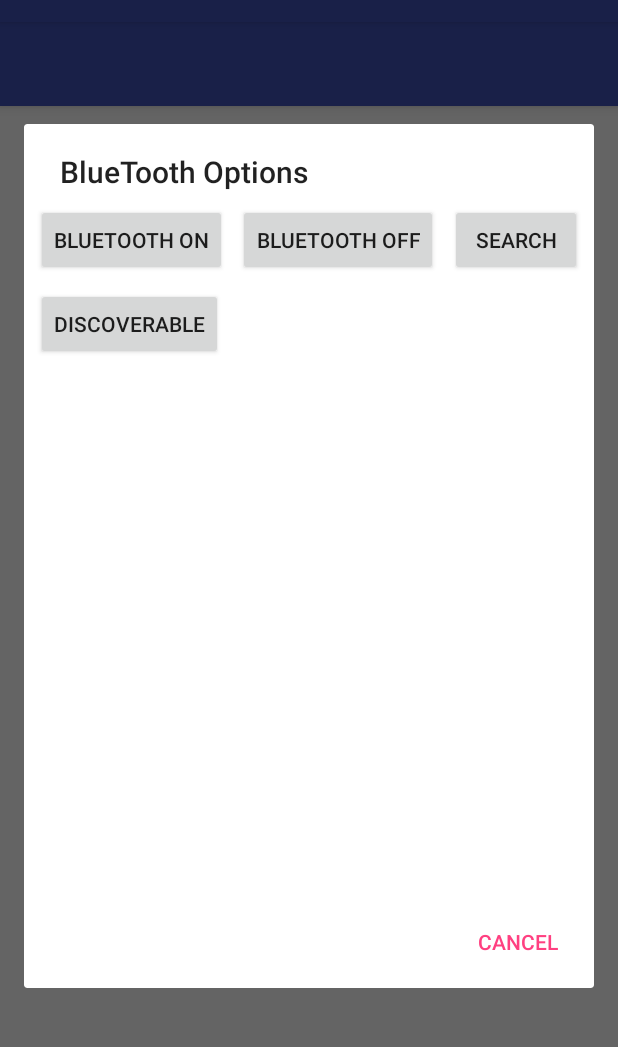
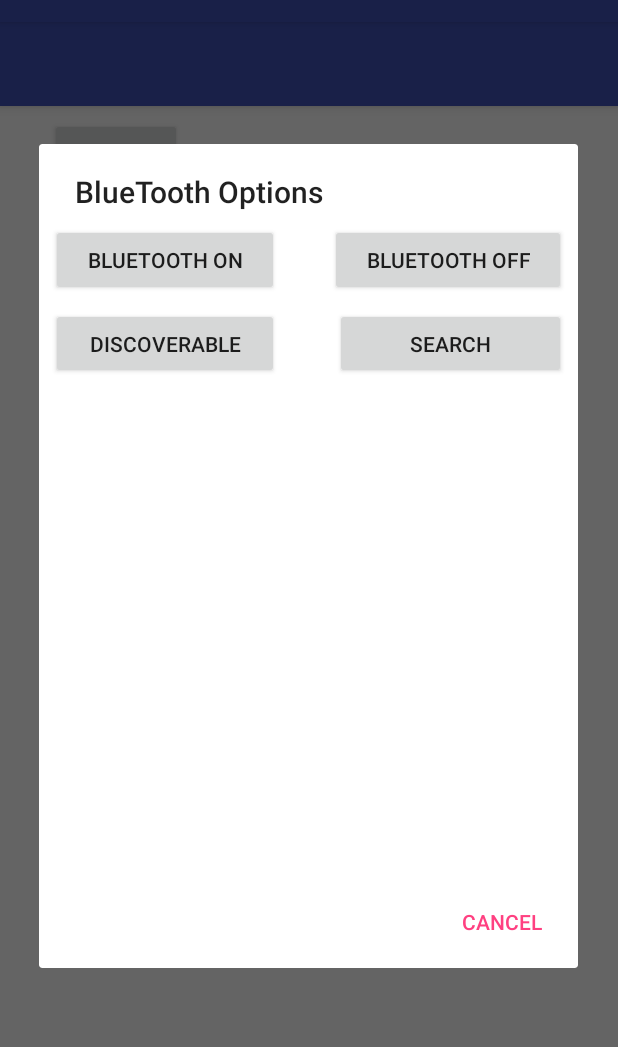
Before and after one commit to DyingToFall/HelpMeUpX, an Android app: the screen it shows after launch (MainActivity), in the options menu, after a tap on "BlueTooth", on a phone screen of 412 x 824 dp, the part 62-1109 px from its top. Run offline under Robolectric (Android 15) with nearby library versions, the phone set to English and light mode, and no system bars.

Commit message:
Hope this works

```diff
--- a/app/src/main/java/com/dyingtofall/helpmeupx/BluetoothRfCommFrag.java
+++ b/app/src/main/java/com/dyingtofall/helpmeupx/BluetoothRfCommFrag.java
@@ -67,7 +67,7 @@ public class BluetoothRfCommFrag extends DialogFragment
 
                     ConnectedThread connectedThread = new ConnectedThread((BluetoothSocket)msg.obj);
                     Toast.makeText(getActivity(),"Connect",Toast.LENGTH_LONG).show();
-
+                    connectedThread.start();
                     String s= "Succesfully connected";
                     connectedThread.write(s.getBytes());
                     Log.i(tag, "connected");
--- a/app/src/main/java/com/dyingtofall/helpmeupx/ConnectThread.java
+++ b/app/src/main/java/com/dyingtofall/helpmeupx/ConnectThread.java
@@ -6,23 +6,33 @@ import android.bluetooth.BluetoothSocket;
 import android.os.Handler; //added due to obtain message not being under single use java.util
 
 import java.io.IOException;
+import java.util.UUID;
 
 import static com.dyingtofall.helpmeupx.BluetoothRfCommFrag.MY_UUID;
 import static com.dyingtofall.helpmeupx.BluetoothRfCommFrag.SUCCESS_CONNECT;
 
 public class ConnectThread extends Thread
 {
+    UUID MY_UUID = UUID.fromString("00001101-0000-1000-8000-00805F9B34FB");
     private final BluetoothSocket mmSocket;
     private final BluetoothDevice mmDevice;
     BluetoothAdapter btAdapter;
     Handler mHandler;
+    ConnectThread connectThread;
+    BluetoothRfCommFrag bluetoothRfCommFrag;
 
 
-    public ConnectThread(BluetoothDevice device) {
+    public ConnectThread(BluetoothDevice device, BluetoothAdapter iBluetoothAdapter, Handler iHandler,UUID uuid, BluetoothRfCommFrag iBluetoothRfCommFrag)
+    {
+        btAdapter = iBluetoothAdapter;
+        mHandler = iHandler;
+        bluetoothRfCommFrag = iBluetoothRfCommFrag;
+
+
         BluetoothSocket tmp = null;
         mmDevice = device;
         try {
-            tmp = device.createRfcommSocketToServiceRecord(MY_UUID);
+            tmp = device.createRfcommSocketToServiceRecord(uuid);
         } catch (IOException e) { }
         mmSocket = tmp;
     }
@@ -49,6 +59,8 @@ public class ConnectThread extends Thread
 
 
 
+
+
     public void cancel() {
         try {
             mmSocket.close();
--- a/app/src/main/res/layout/rfcomm_main.xml
+++ b/app/src/main/res/layout/rfcomm_main.xml
@@ -9,43 +9,43 @@
 
     <Button
         android:id="@+id/button1"
-        android:layout_width="wrap_content"
-        android:layout_height="wrap_content"
+        android:layout_width="152dp"
+        android:layout_height="48dp"
         android:text="BLUETOOTH ON"
+        android:layout_marginStart="8dp"
         android:layout_marginLeft="8dp"
         app:layout_constraintLeft_toLeftOf="parent"
         app:layout_constraintTop_toTopOf="parent"
-        android:layout_marginTop="8dp"
-        android:layout_marginStart="8dp" />
+        android:layout_marginTop="8dp" />
 
     <Button
         android:id="@+id/button2"
-        android:layout_width="wrap_content"
-        android:layout_height="wrap_content"
+        android:layout_width="157dp"
+        android:layout_height="48dp"
         android:text="BLUETOOTH OFF"
         app:layout_constraintTop_toTopOf="parent"
         android:layout_marginTop="8dp"
-        app:layout_constraintRight_toLeftOf="@+id/button3"
-        android:layout_marginRight="8dp"
         android:layout_marginEnd="8dp"
-        android:layout_marginBottom="8dp"
-        app:layout_constraintBottom_toTopOf="@+id/button4" />
+        android:layout_marginRight="7dp"
+        app:layout_constraintRight_toRightOf="parent"
+        tools:layout_editor_absoluteX="220dp" />
 
     <Button
         android:id="@+id/button3"
-        android:layout_width="wrap_content"
-        android:layout_height="wrap_content"
+        android:layout_width="154dp"
+        android:layout_height="47dp"
         android:text="SEARCH"
-        app:layout_constraintTop_toTopOf="parent"
+        android:layout_marginEnd="8dp"
+        android:layout_marginRight="8dp"
+        app:layout_constraintRight_toRightOf="parent"
         android:layout_marginTop="8dp"
-        android:layout_marginRight="7dp"
-        app:layout_constraintRight_toRightOf="parent"
-        android:layout_marginEnd="8dp" />
+        app:layout_constraintTop_toBottomOf="@+id/button2"
+        tools:layout_editor_absoluteX="222dp" />
 
     <Button
         android:id="@+id/button4"
-        android:layout_width="wrap_content"
-        android:layout_height="wrap_content"
+        android:layout_width="152dp"
+        android:layout_height="47dp"
         android:text="DISCOVERABLE"
         android:layout_marginStart="8dp"
         android:layout_marginEnd="8dp"
@@ -57,20 +57,19 @@
 
     <ListView
         android:id="@+id/listView2"
-        android:layout_width="364dp"
-        android:layout_height="175dp"
+        android:layout_width="336dp"
+        android:layout_height="155dp"
         android:layout_marginLeft="8dp"
         android:layout_marginRight="8dp"
         android:layout_marginTop="7dp"
-        app:layout_constraintHorizontal_bias="1.0"
         app:layout_constraintLeft_toLeftOf="parent"
         app:layout_constraintRight_toRightOf="parent"
         app:layout_constraintTop_toBottomOf="@+id/button4"></ListView>
 
     <ListView
         android:id="@+id/listView3"
-        android:layout_width="359dp"
-        android:layout_height="158dp"
+        android:layout_width="330dp"
+        android:layout_height="152dp"
         android:layout_marginTop="8dp"
         app:layout_constraintTop_toBottomOf="@+id/listView2"
         android:layout_marginLeft="8dp"
@@ -78,7 +77,9 @@
         android:layout_marginRight="8dp"
         app:layout_constraintRight_toRightOf="parent"
         app:layout_constraintBottom_toBottomOf="parent"
-        android:layout_marginBottom="8dp"></ListView>
+        android:layout_marginBottom="8dp"
+        tools:layout_editor_absoluteY="327dp"
+        tools:layout_editor_absoluteX="42dp"></ListView>
 
 
 </android.support.constraint.ConstraintLayout>
```
